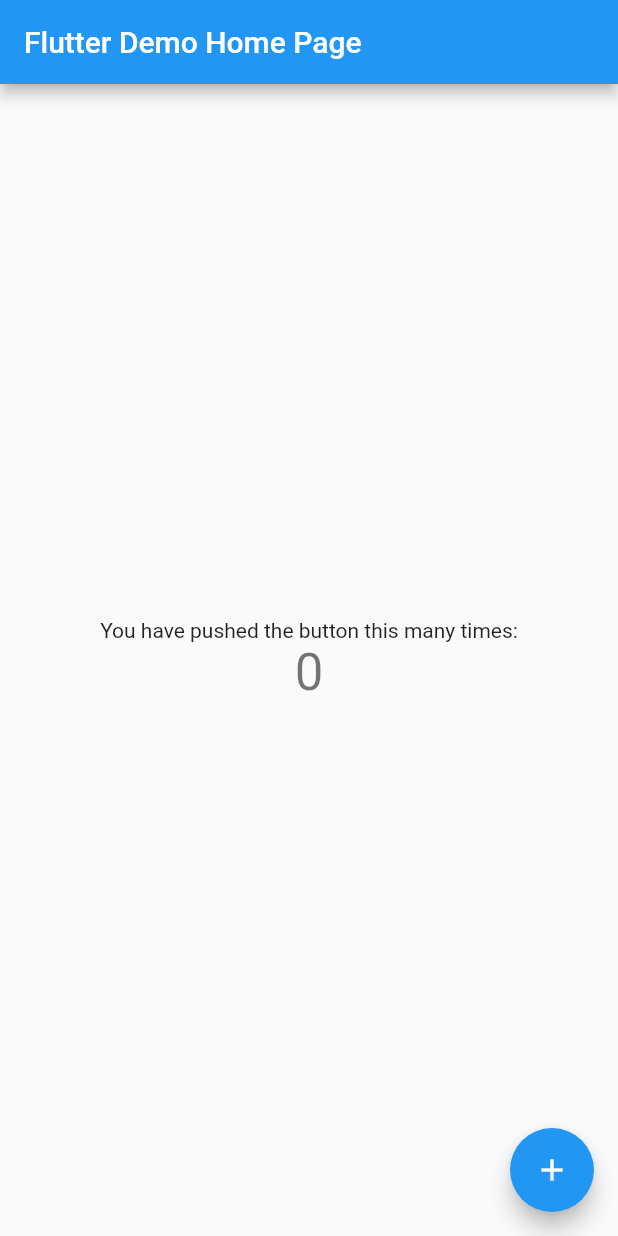
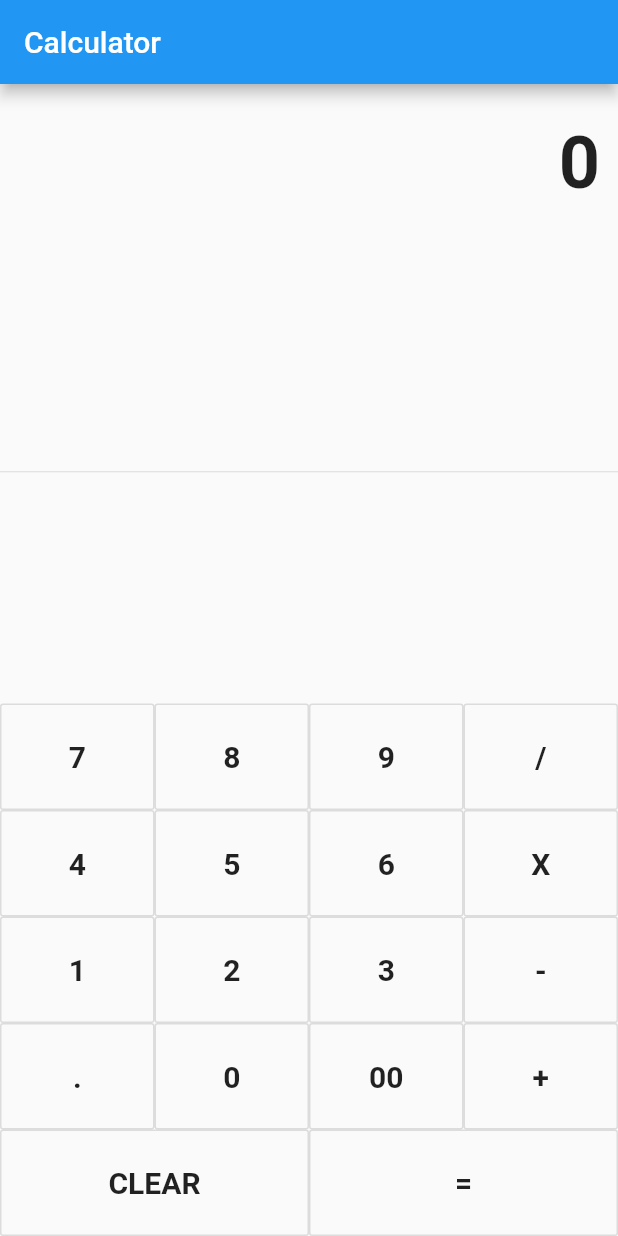
Before and after one commit to arkarhtethan/flutter-calculator, a Flutter app: the screen it shows after launch, on a phone screen of 412 x 824 dp. Run offline on Flutter 3.47's test engine with Material 2 defaults, Android fonts, the phone set to English and light mode, and no system bars.

Commit message:
Calculator app finished:

```diff
--- a/lib/main.dart
+++ b/lib/main.dart
@@ -7,35 +7,18 @@ class MyApp extends StatelessWidget {
   @override
   Widget build(BuildContext context) {
     return MaterialApp(
-      title: 'Flutter Demo',
+      debugShowCheckedModeBanner: false,
+      title: 'Calculator',
       theme: ThemeData(
-        // This is the theme of your application.
-        //
-        // Try running your application with "flutter run". You'll see the
-        // application has a blue toolbar. Then, without quitting the app, try
-        // changing the primarySwatch below to Colors.green and then invoke
-        // "hot reload" (press "r" in the console where you ran "flutter run",
-        // or simply save your changes to "hot reload" in a Flutter IDE).
-        // Notice that the counter didn't reset back to zero; the application
-        // is not restarted.
         primarySwatch: Colors.blue,
       ),
-      home: MyHomePage(title: 'Flutter Demo Home Page'),
+      home: MyHomePage(title: 'Calculator'),
     );
   }
 }
 
 class MyHomePage extends StatefulWidget {
   MyHomePage({Key key, this.title}) : super(key: key);
-
-  // This widget is the home page of your application. It is stateful, meaning
-  // that it has a State object (defined below) that contains fields that affect
-  // how it looks.
-
-  // This class is the configuration for the state. It holds the values (in this
-  // case the title) provided by the parent (in this case the App widget) and
-  // used by the build method of the State. Fields in a Widget subclass are
-  // always marked "final".
 
   final String title;
 
@@ -44,68 +27,146 @@ class MyHomePage extends StatefulWidget {
 }
 
 class _MyHomePageState extends State<MyHomePage> {
-  int _counter = 0;
+  String _output = "0";
+  String output = "0";
+  double num1 = 0.0;
+  double num2 = 0.0;
+  String operand = "";
 
-  void _incrementCounter() {
+  void clear() {
     setState(() {
-      // This call to setState tells the Flutter framework that something has
-      // changed in this State, which causes it to rerun the build method below
-      // so that the display can reflect the updated values. If we changed
-      // _counter without calling setState(), then the build method would not be
-      // called again, and so nothing would appear to happen.
-      _counter++;
+      _output = "0";
+    });
+    num1 = 0.0;
+    num2 = 0.0;
+    operand = "";
+  }
+
+  void _buttonPressed(String buttonText) {
+    if (buttonText == "CLEAR") {
+      clear();
+    } else if (buttonText == "X" ||
+        buttonText == "/" ||
+        buttonText == "+" ||
+        buttonText == "-") {
+      num1 = double.parse(_output);
+      operand = buttonText;
+      _output = "0";
+    } else if (buttonText == ".") {
+      if (_output.contains('.')) {
+        Scaffold.of(context).showSnackBar(
+          SnackBar(
+            content: Text("Already contain decimal"),
+          ),
+        );
+      } else {
+        _output += ".";
+      }
+    } else if (buttonText == "=") {
+      num2 = double.parse(_output);
+      print(num1);
+      print(operand);
+      print(num2);
+      if (operand == "+") {
+        _output = (num1 + num2).toString();
+      } else if (operand == "-") {
+        _output = (num1 - num2).toString();
+      } else if (operand == "X") {
+        _output = (num1 * num2).toString();
+      } else if (operand == "/") {
+        _output = (num1 / num2).toString();
+      }
+
+      num1 = 0;
+      num2 = 0;
+      operand = "";
+    } else {
+      if (_output == "0") {
+        _output = buttonText;
+      } else {
+        _output = _output + buttonText;
+      }
+    }
+    setState(() {
+      output = _output;
     });
   }
 
   @override
   Widget build(BuildContext context) {
-    // This method is rerun every time setState is called, for instance as done
-    // by the _incrementCounter method above.
-    //
-    // The Flutter framework has been optimized to make rerunning build methods
-    // fast, so that you can just rebuild anything that needs updating rather
-    // than having to individually change instances of widgets.
     return Scaffold(
       appBar: AppBar(
-        // Here we take the value from the MyHomePage object that was created by
-        // the App.build method, and use it to set our appbar title.
         title: Text(widget.title),
       ),
-      body: Center(
-        // Center is a layout widget. It takes a single child and positions it
-        // in the middle of the parent.
+      body: Container(
         child: Column(
-          // Column is also a layout widget. It takes a list of children and
-          // arranges them vertically. By default, it sizes itself to fit its
-          // children horizontally, and tries to be as tall as its parent.
-          //
-          // Invoke "debug painting" (press "p" in the console, choose the
-          // "Toggle Debug Paint" action from the Flutter Inspector in Android
-          // Studio, or the "Toggle Debug Paint" command in Visual Studio Code)
-          // to see the wireframe for each widget.
-          //
-          // Column has various properties to control how it sizes itself and
-          // how it positions its children. Here we use mainAxisAlignment to
-          // center the children vertically; the main axis here is the vertical
-          // axis because Columns are vertical (the cross axis would be
-          // horizontal).
-          mainAxisAlignment: MainAxisAlignment.center,
           children: <Widget>[
-            Text(
-              'You have pushed the button this many times:',
+            Container(
+              alignment: Alignment.centerRight,
+              padding: EdgeInsets.symmetric(
+                vertical: 24,
+                horizontal: 12,
+              ),
+              child: new Text(
+                output,
+                style: TextStyle(
+                  fontSize: 48,
+                  fontWeight: FontWeight.bold,
+                ),
+              ),
             ),
-            Text(
-              '$_counter',
-              style: Theme.of(context).textTheme.display1,
+            Expanded(
+              child: Divider(),
             ),
+            Column(
+              children: <Widget>[
+                new Row(children: [
+                  buildButton("7"),
+                  buildButton("8"),
+                  buildButton("9"),
+                  buildButton("/")
+                ]),
+                new Row(children: [
+                  buildButton("4"),
+                  buildButton("5"),
+                  buildButton("6"),
+                  buildButton("X")
+                ]),
+                new Row(children: [
+                  buildButton("1"),
+                  buildButton("2"),
+                  buildButton("3"),
+                  buildButton("-")
+                ]),
+                new Row(children: [
+                  buildButton("."),
+                  buildButton("0"),
+                  buildButton("00"),
+                  buildButton("+")
+                ]),
+                new Row(children: [
+                  buildButton("CLEAR"),
+                  buildButton("="),
+                ]),
+              ],
+            )
           ],
         ),
       ),
-      floatingActionButton: FloatingActionButton(
-        onPressed: _incrementCounter,
-        tooltip: 'Increment',
-        child: Icon(Icons.add),
-      ), // This trailing comma makes auto-formatting nicer for build methods.
+    );
+  }
+
+  Widget buildButton(String buttonText) {
+    return new Expanded(
+      child: new OutlineButton(
+        padding: new EdgeInsets.all(24.0),
+        child: new Text(
+          buttonText,
+          style: TextStyle(fontSize: 20.0, fontWeight: FontWeight.bold),
+        ),
+        onPressed: () => _buttonPressed(buttonText),
+        // buttonPressed(buttonText)
+      ),
     );
   }
 }
```
